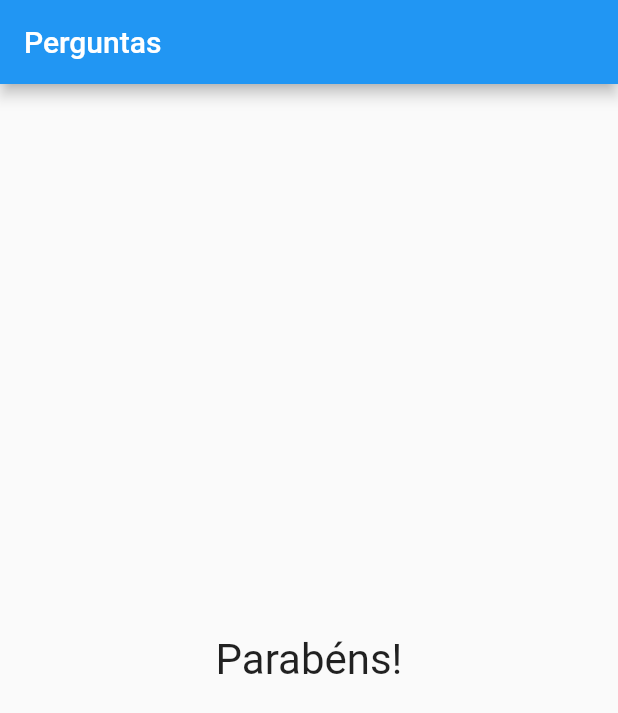
After one commit to rafaelmesquita-ceara/projeto_quiz, a Flutter app: the screen it shows after launch, after a tap on "Preto", after a tap on "Cobra", after a tap on "Leo", on a phone screen of 412 x 824 dp. The commit adds this screen. Shown: the top 713 px of the screen. Run offline on Flutter 3.47's test engine with Material 2 defaults, Android fonts, the phone set to English and light mode, and no system bars.

Commit message:
modularizando questionario e resultado

```diff
--- /dev/null
+++ b/lib/questionario.dart
@@ -0,0 +1,23 @@
+import 'package:flutter/material.dart';
+import './questao.dart';
+import './resposta.dart';
+
+class Questionario extends StatelessWidget {
+
+  final perguntas;
+  final _perguntaSelecionada;
+  final respostas;
+  final Function() _responder;
+
+  Questionario(this.perguntas, this._perguntaSelecionada, this.respostas, this._responder);
+
+  @override
+  Widget build(BuildContext context) {
+    return Column(
+      children: [
+        Questao(perguntas[_perguntaSelecionada]['texto']),
+        ...respostas.map((e) => Resposta(e, _responder)),
+      ],
+    );
+  }
+}
--- /dev/null
+++ b/lib/resultado.dart
@@ -0,0 +1,13 @@
+import 'package:flutter/material.dart';
+
+class Resultado extends StatelessWidget {
+  @override
+  Widget build(BuildContext context) {
+    return Center(
+      child : Text(
+        'Parabéns!',
+        style: TextStyle(fontSize: 28)
+      )
+    );
+  }
+}
```
Also changed, not shown: lib/main.dart (+4 -15 lines).
